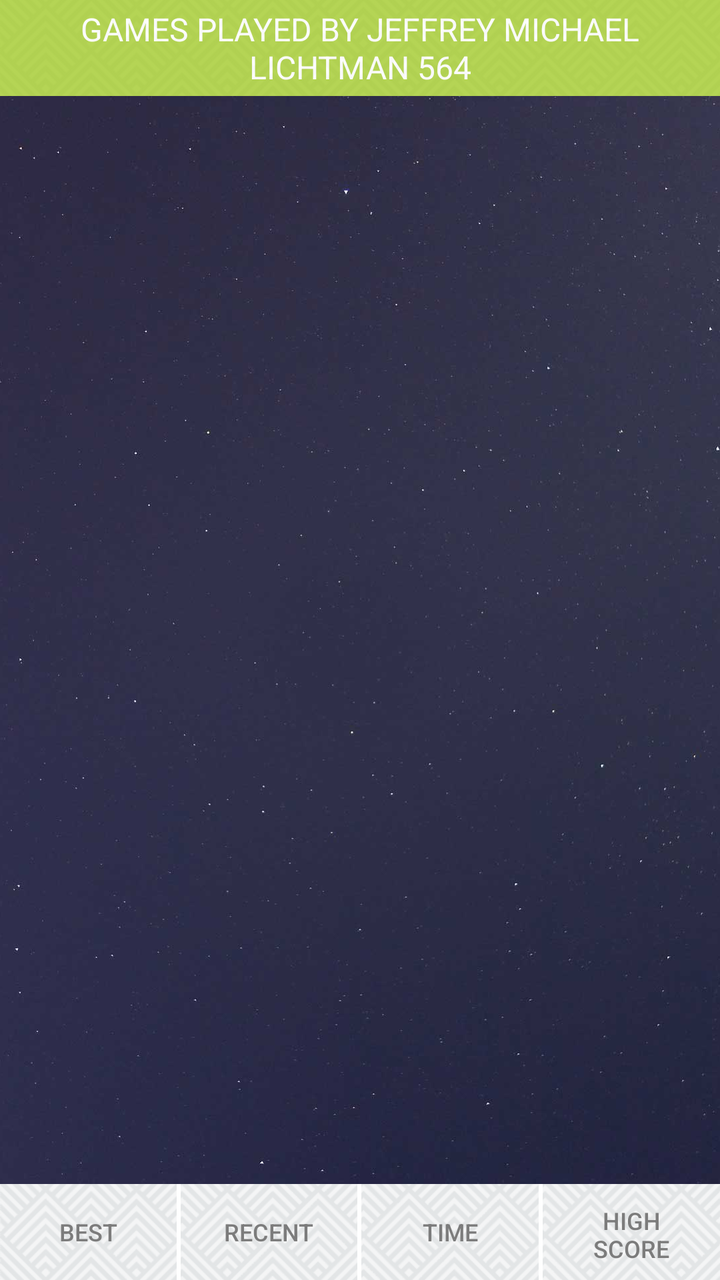
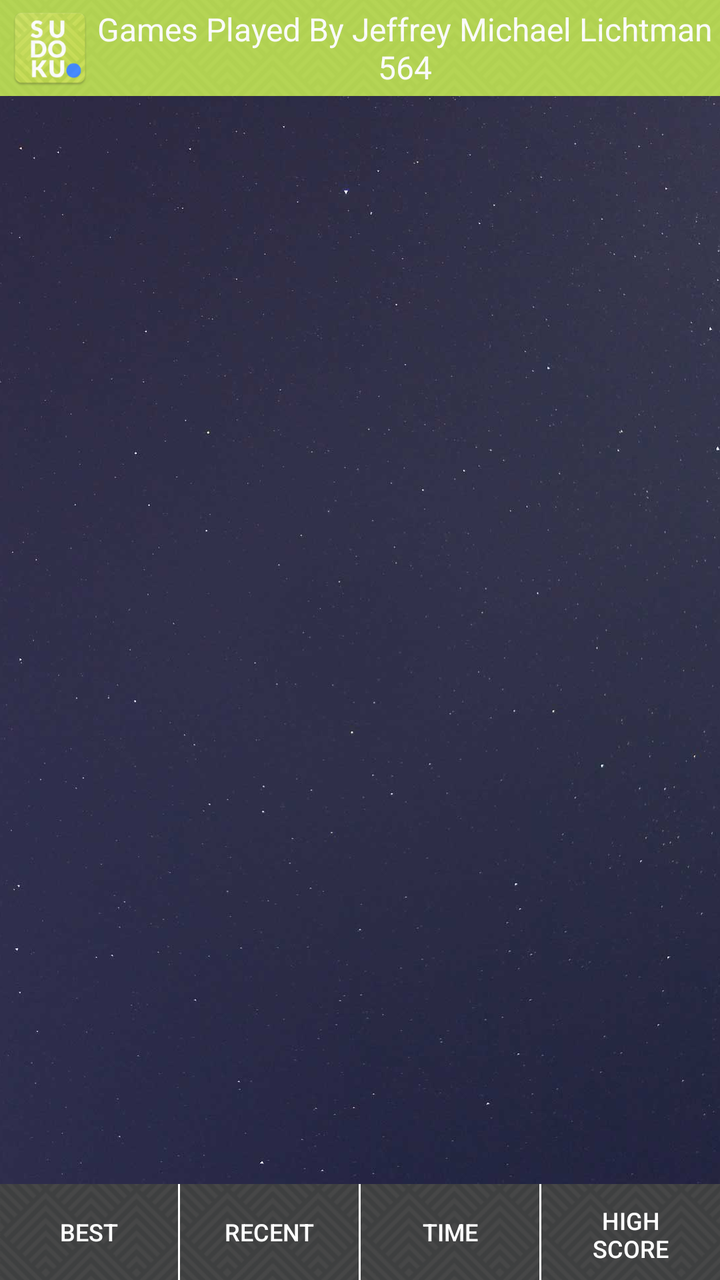

Two renders of the same Android screen: before a commit and after it. Below are the layout's source before the change and the commit's diff.
<!-- AndroidManifest.xml: application theme AppTheme -->
<!-- res/layout/activity_completedgame.xml -->
<?xml version="1.0" encoding="utf-8"?>
<RelativeLayout xmlns:android="http://schemas.android.com/apk/res/android"
    xmlns:app="http://schemas.android.com/apk/res-auto"
    xmlns:tools="http://schemas.android.com/tools"
    android:id="@+id/activity_history"
    android:layout_width="match_parent"
    android:layout_height="match_parent"
    android:fitsSystemWindows="false">

    <ImageView
        android:id="@+id/imageView7"
        android:layout_width="match_parent"
        android:layout_height="match_parent"
        android:scaleType="centerCrop"
        app:srcCompat="@drawable/coolbackground" />

    <LinearLayout
        android:layout_width="match_parent"
        android:layout_height="match_parent"
        android:layout_centerHorizontal="true"
        android:layout_centerVertical="true"
        android:orientation="vertical"
        android:weightSum="100">

        <RelativeLayout
            android:layout_width="match_parent"
            android:layout_height="48dp"
            android:background="@color/color1"
            android:orientation="horizontal">

            <TextView
                android:id="@+id/user_name"
                android:layout_width="match_parent"
                android:layout_height="match_parent"
                android:gravity="center_vertical|center_horizontal"
                android:text="Games Played By Jeffrey Michael Lichtman 564"
                android:textAllCaps="true"
                android:textColor="@android:color/white"
                android:textSize="16sp" />

            <ImageView
                android:id="@+id/imageView26"
                android:layout_width="match_parent"
                android:layout_height="match_parent"
                android:alpha=".15"
                android:scaleType="centerCrop"
                app:srcCompat="@drawable/keyboardbg" />
        </RelativeLayout>

        <android.support.v7.widget.RecyclerView
            android:id="@+id/recyclerView"
            android:layout_width="match_parent"
            android:layout_height="0dp"
            android:layout_marginBottom="5dp"
            android:layout_marginTop="5dp"

            android:layout_weight="100"
            android:background="@android:color/transparent" />

        <RelativeLayout
            android:layout_width="match_parent"
            android:layout_height="48dp"
            android:background="@color/white"
            android:orientation="horizontal"
            android:weightSum="4">

            <ImageView
                android:id="@+id/imageView27"
                android:layout_width="match_parent"
                android:layout_height="match_parent"
                android:alpha=".6"
                android:scaleType="centerCrop"
                app:srcCompat="@drawable/keyboardbg" />

            <LinearLayout
                android:layout_width="match_parent"
                android:layout_height="match_parent"
                android:orientation="horizontal"
                android:weightSum="4">

                <Button
                    android:id="@+id/sort_best"
                    style="@style/Widget.AppCompat.Button.Borderless"
                    android:layout_width="0dp"
                    android:layout_height="match_parent"
                    android:layout_weight="1"
                    android:gravity="center"
                    android:text="Best"
                    android:textColor="@color/Jeffgrey"
                    android:textSize="12sp" />

                <LinearLayout
                    android:layout_width="2dp"
                    android:layout_height="match_parent"
                    android:background="@color/white"
                    android:orientation="vertical"></LinearLayout>

                <Button
                    android:id="@+id/sort_recent"
                    style="@style/Widget.AppCompat.Button.Borderless"
                    android:layout_width="0dp"
                    android:layout_height="match_parent"
                    android:layout_weight="1"
                    android:gravity="center"
                    android:text="Recent"
                    android:textColor="@color/Jeffgrey"
                    android:textSize="12sp" />

                <LinearLayout
                    android:layout_width="2dp"
                    android:layout_height="match_parent"
                    android:background="@color/white"
                    android:orientation="vertical"></LinearLayout>

                <Button
                    android:id="@+id/sort_time"
                    style="@style/Widget.AppCompat.Button.Borderless"
                    android:layout_width="0dp"
                    android:layout_height="match_parent"
                    android:layout_weight="1"
                    android:gravity="center"
                    android:text="Time"
                    android:textColor="@color/Jeffgrey"
                    android:textSize="12sp" />

                <LinearLayout
                    android:layout_width="2dp"
                    android:layout_height="match_parent"
                    android:background="@color/white"
                    android:orientation="vertical"></LinearLayout>

                <Button
                    android:id="@+id/sort_highscore"
                    style="@style/Widget.AppCompat.Button.Borderless"
                    android:layout_width="0dp"
                    android:layout_height="match_parent"
                    android:layout_weight="1"
                    android:gravity="center"
                    android:text="High Score"
                    android:textColor="@color/Jeffgrey"
                    android:textSize="12sp" />
            </LinearLayout>

        </RelativeLayout>

    </LinearLayout>

</RelativeLayout>
<!-- resources referenced by this layout -->
<resources>
  <color name="Jeffgrey">#7c7c7c</color>
  <color name="color1">#abd03a</color>
  <color name="white">#ffffff</color>
  <!-- drawable coolbackground: jpg bitmap (drawable-nodpi, 63366 bytes) -->
  <!-- drawable keyboardbg: png bitmap (drawable-nodpi, 16276 bytes) -->
  <style name="AppTheme" parent="Theme.AppCompat.Light.NoActionBar">
      <item name="colorPrimary">@color/colorPrimary</item>
      <item name="colorPrimaryDark">@color/colorPrimaryDark</item>
      <item name="colorAccent">@color/colorAccent</item>
      <item name="preferenceTheme">@style/PreferenceThemeOverlay.v14.Material</item>
  
  </style>
  <color name="colorPrimary">#FFFFFF</color>
  <color name="colorPrimaryDark">#454444</color>
  <color name="colorAccent">#1e91d6</color>
</resources>

<!-- the commit's change to res/layout/activity_completedgame.xml (unified diff, before → after) -->
@@ -28,13 +28,25 @@
             android:background="@color/color1"
             android:orientation="horizontal">
 
+            <ImageView
+                android:id="@+id/icon_comp_usr"
+                android:layout_width="40dp"
+                android:layout_height="40dp"
+                android:layout_alignParentLeft="true"
+                android:layout_alignParentStart="true"
+                android:layout_centerVertical="true"
+                android:layout_marginLeft="5dp"
+                app:srcCompat="@mipmap/ic_launcher" />
+
             <TextView
                 android:id="@+id/user_name"
                 android:layout_width="match_parent"
                 android:layout_height="match_parent"
+                android:layout_toEndOf="@+id/icon_comp_usr"
+                android:layout_toRightOf="@+id/icon_comp_usr"
                 android:gravity="center_vertical|center_horizontal"
                 android:text="Games Played By Jeffrey Michael Lichtman 564"
-                android:textAllCaps="true"
+                android:textAllCaps="false"
                 android:textColor="@android:color/white"
                 android:textSize="16sp" />
 
@@ -60,7 +72,7 @@
         <RelativeLayout
             android:layout_width="match_parent"
             android:layout_height="48dp"
-            android:background="@color/white"
+            android:background="@android:color/black"
             android:orientation="horizontal"
             android:weightSum="4">
 
@@ -68,7 +80,7 @@
                 android:id="@+id/imageView27"
                 android:layout_width="match_parent"
                 android:layout_height="match_parent"
-                android:alpha=".6"
+                android:alpha=".3"
                 android:scaleType="centerCrop"
                 app:srcCompat="@drawable/keyboardbg" />
 
@@ -86,11 +98,11 @@
                     android:layout_weight="1"
                     android:gravity="center"
                     android:text="Best"
-                    android:textColor="@color/Jeffgrey"
+                    android:textColor="@color/white"
                     android:textSize="12sp" />
 
                 <LinearLayout
-                    android:layout_width="2dp"
+                    android:layout_width="1dp"
                     android:layout_height="match_parent"
                     android:background="@color/white"
                     android:orientation="vertical"></LinearLayout>
@@ -103,11 +115,11 @@
                     android:layout_weight="1"
                     android:gravity="center"
                     android:text="Recent"
-                    android:textColor="@color/Jeffgrey"
+                    android:textColor="@color/white"
                     android:textSize="12sp" />
 
                 <LinearLayout
-                    android:layout_width="2dp"
+                    android:layout_width="1dp"
                     android:layout_height="match_parent"
                     android:background="@color/white"
                     android:orientation="vertical"></LinearLayout>
@@ -120,11 +132,11 @@
                     android:layout_weight="1"
                     android:gravity="center"
                     android:text="Time"
-                    android:textColor="@color/Jeffgrey"
+                    android:textColor="@color/white"
                     android:textSize="12sp" />
 
                 <LinearLayout
-                    android:layout_width="2dp"
+                    android:layout_width="1dp"
                     android:layout_height="match_parent"
                     android:background="@color/white"
                     android:orientation="vertical"></LinearLayout>
@@ -137,7 +149,7 @@
                     android:layout_weight="1"
                     android:gravity="center"
                     android:text="High Score"
-                    android:textColor="@color/Jeffgrey"
+                    android:textColor="@color/white"
                     android:textSize="12sp" />
             </LinearLayout>
 
<!-- resource entries referenced after the edit -->
@@ -1,10 +1,10 @@
 <!-- resources referenced by this layout -->
 <resources>
-  <color name="Jeffgrey">#7c7c7c</color>
   <color name="color1">#abd03a</color>
   <color name="white">#ffffff</color>
   <!-- drawable coolbackground: jpg bitmap (drawable-nodpi, 63366 bytes) -->
   <!-- drawable keyboardbg: png bitmap (drawable-nodpi, 16276 bytes) -->
+  <!-- mipmap ic_launcher: png bitmap (mipmap-hdpi, 8002 bytes) -->
   <style name="AppTheme" parent="Theme.AppCompat.Light.NoActionBar">
       <item name="colorPrimary">@color/colorPrimary</item>
       <item name="colorPrimaryDark">@color/colorPrimaryDark</item>
